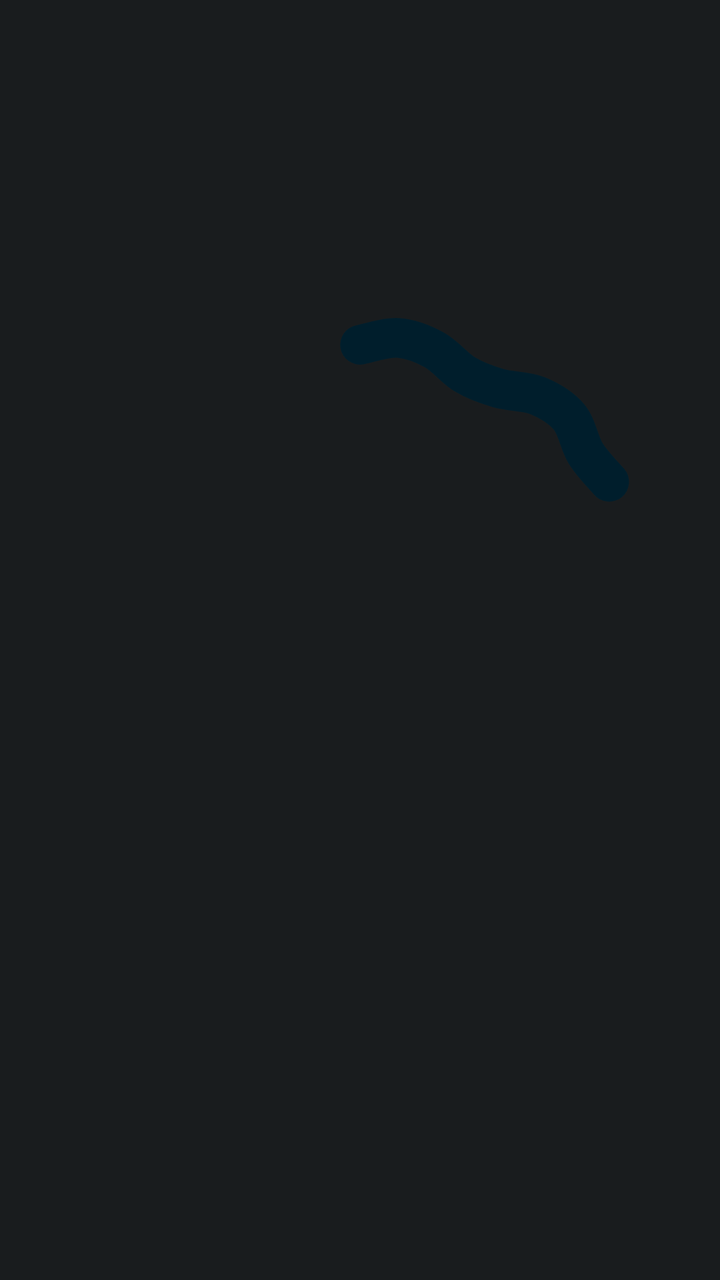
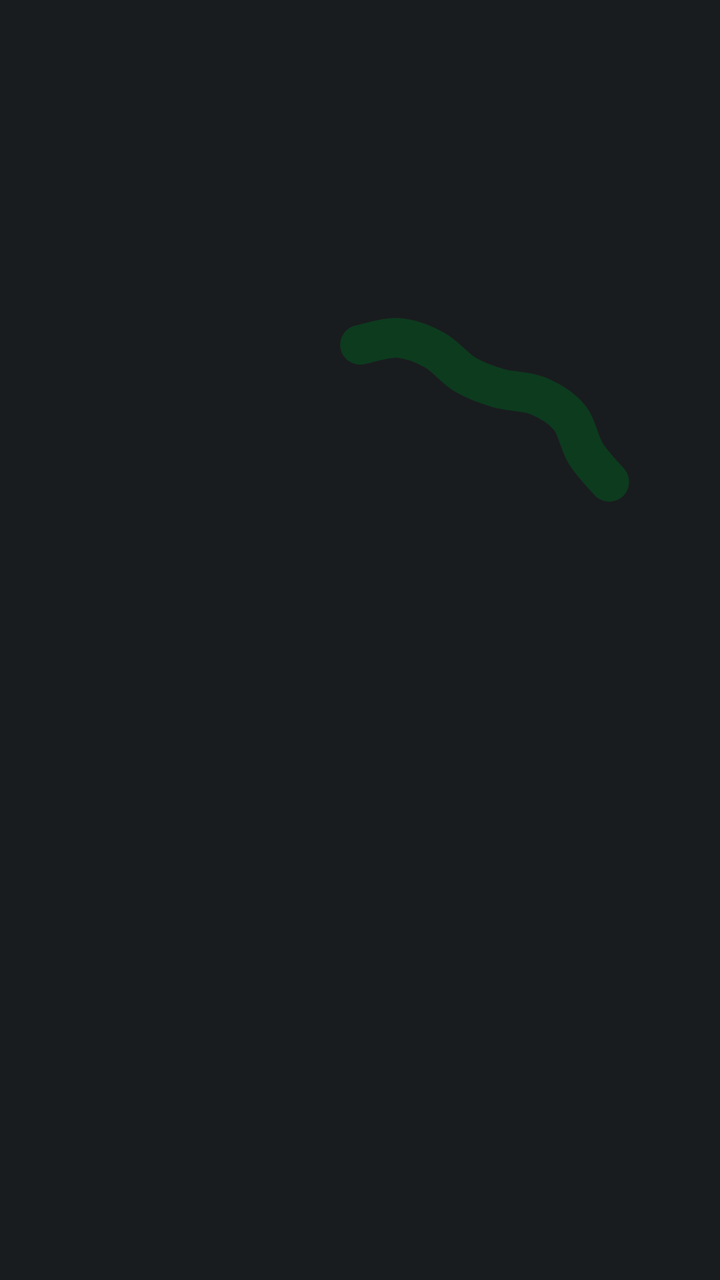

Compare the two renders of this Android layout. The source of the first and the diff that turns it into the second are given below.
<!-- AndroidManifest.xml: application theme AppTheme -->
<!-- res/layout/wave_16.xml -->
<?xml version="1.0" encoding="utf-8"?>
<ProgressBar xmlns:android="http://schemas.android.com/apk/res/android"
    android:id="@+id/wave"
    android:layout_width="120dp"
    android:layout_height="120dp"
    android:layout_gravity="center"
    android:indeterminate="true"
    android:indeterminateBehavior="repeat"
    android:indeterminateDuration="1600"
    android:indeterminateDrawable="@drawable/charge_wave_16"
    android:indeterminateTint="@color/g_on_primary_c"
    android:indeterminateTintMode="src_in" />
<!-- resources referenced by this layout -->
<resources>
  <color name="g_on_primary_c">@android:color/system_accent1_900</color>
  <!-- drawable charge_wave_16: vector/xml drawable (drawable, 19446 chars, omitted) -->
  <style name="AppTheme" parent="@android:style/Theme.DeviceDefault.NoActionBar">
          <item name="android:windowBackground">@color/ui_bg</item>
          <item name="android:statusBarColor">@android:color/transparent</item>
          <item name="android:navigationBarColor">@android:color/transparent</item>
          <item name="android:windowLightStatusBar">false</item>
          <item name="android:windowLightNavigationBar">false</item>
      </style>
  <color name="ui_bg">@android:color/system_neutral1_900</color>
</resources>

<!-- the commit's change to res/layout/wave_16.xml (unified diff, before → after) -->
@@ -8,5 +8,5 @@
     android:indeterminateBehavior="repeat"
     android:indeterminateDuration="1600"
     android:indeterminateDrawable="@drawable/charge_wave_16"
-    android:indeterminateTint="@color/g_on_primary_c"
+    android:indeterminateTint="@color/g_on_charge"
     android:indeterminateTintMode="src_in" />
<!-- resource entries referenced after the edit -->
@@ -1,6 +1,6 @@
 <!-- resources referenced by this layout -->
 <resources>
-  <color name="g_on_primary_c">@android:color/system_accent1_900</color>
+  <color name="g_on_charge">#FF0C3B1E</color>
   <!-- drawable charge_wave_16: vector/xml drawable (drawable, 19446 chars, omitted) -->
   <style name="AppTheme" parent="@android:style/Theme.DeviceDefault.NoActionBar">
           <item name="android:windowBackground">@color/ui_bg</item>
